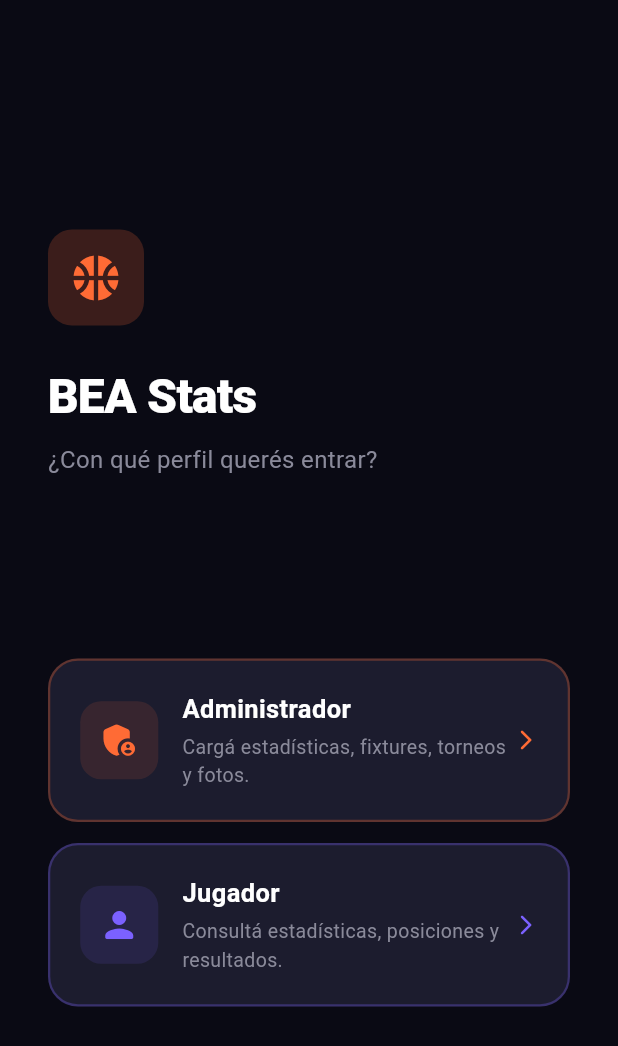
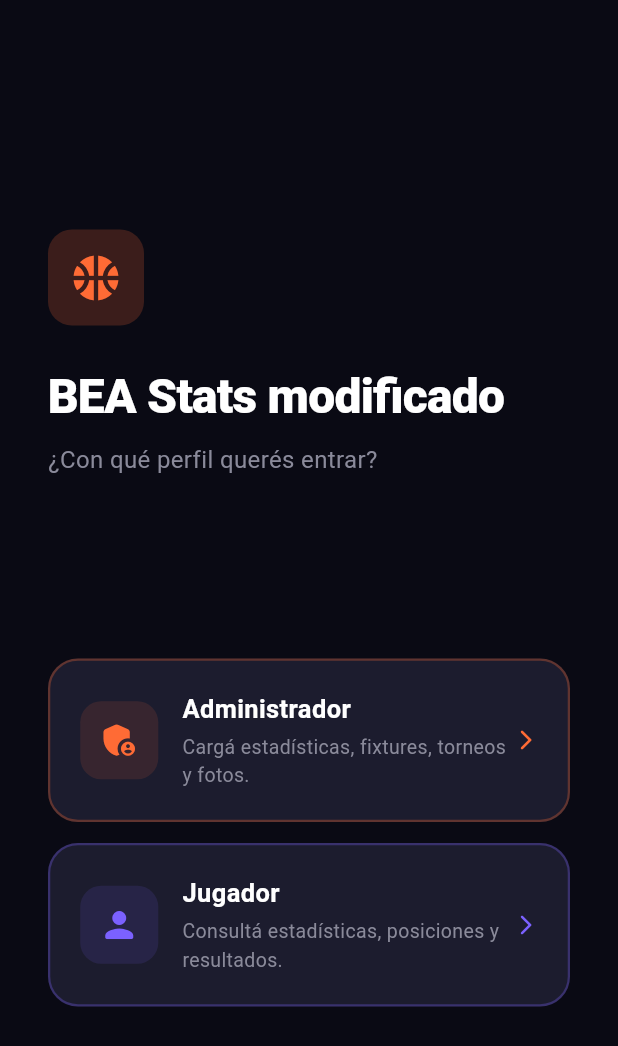
Before and after one commit to Leandro-Couretot/basket_app, a Flutter app: the screen it shows after launch, on a phone screen of 412 x 824 dp. Shown: the top 1046 px of the screen. Run offline on Flutter 3.47's test engine with Material 3 defaults, Android fonts, the phone set to English and light mode, and no system bars; our stand-ins replace csv, supabase_flutter; accounts and stored records are empty.

Commit message:
Test: cambiar título a 'BEA Stats modificado' para verificar deploy preview

```diff
--- a/basketball_stats/lib/screens/role_selection_screen.dart
+++ b/basketball_stats/lib/screens/role_selection_screen.dart
@@ -32,7 +32,7 @@ class RoleSelectionScreen extends StatelessWidget {
               ),
               const SizedBox(height: 24),
               const Text(
-                'BEA Stats',
+                'BEA Stats modificado',
                 style: TextStyle(color: AppTheme.textPrimary, fontSize: 32, fontWeight: FontWeight.w800, letterSpacing: -0.5),
               ),
               const SizedBox(height: 8),
```
